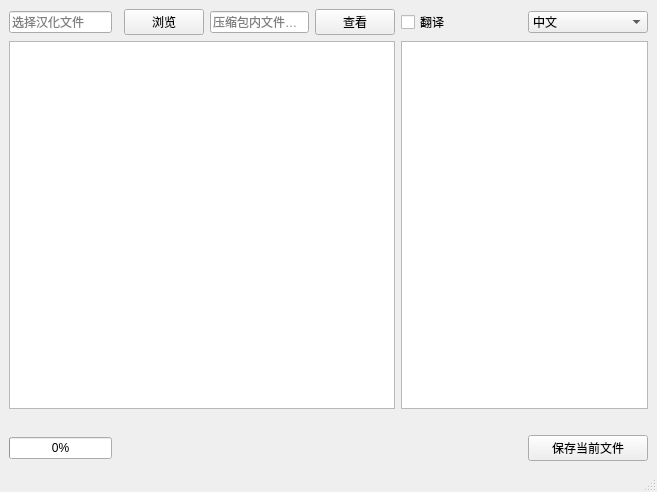
Qt form test.ui (AndroidStudioTranslate/Android-Studio-Translate-Tool-Python) before a commit.
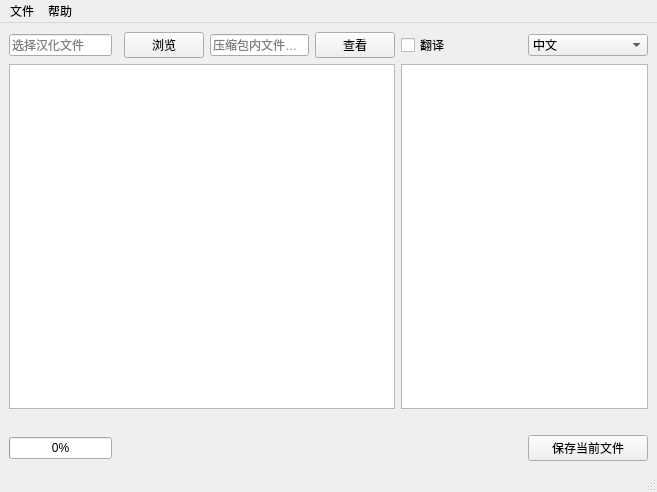
The same form after that commit.

Commit message: 1.新增打包功能 2.保存文件是转换为Unicode

Patch:
```diff
--- a/test.ui
+++ b/test.ui
@@ -239,6 +239,23 @@
      <height>23</height>
     </rect>
    </property>
+   <widget class="QMenu" name="menu1">
+    <property name="title">
+     <string>文件</string>
+    </property>
+    <addaction name="action_package"/>
+    <addaction name="separator"/>
+    <addaction name="action_exit"/>
+   </widget>
+   <widget class="QMenu" name="menu">
+    <property name="title">
+     <string>帮助</string>
+    </property>
+    <addaction name="action_git"/>
+    <addaction name="action_about"/>
+   </widget>
+   <addaction name="menu1"/>
+   <addaction name="menu"/>
   </widget>
   <widget class="QStatusBar" name="statusbar">
    <property name="enabled">
```
Left out of the diff: 23 changed lines with no effect on the pictures. The commit also changes 3 other files.
